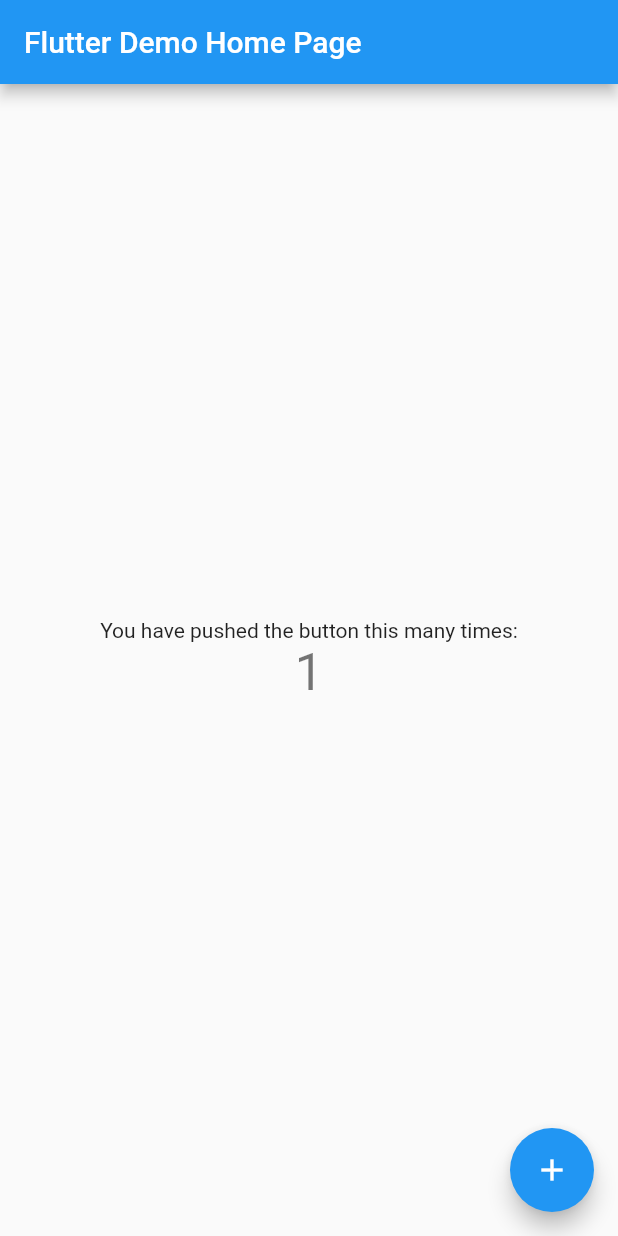
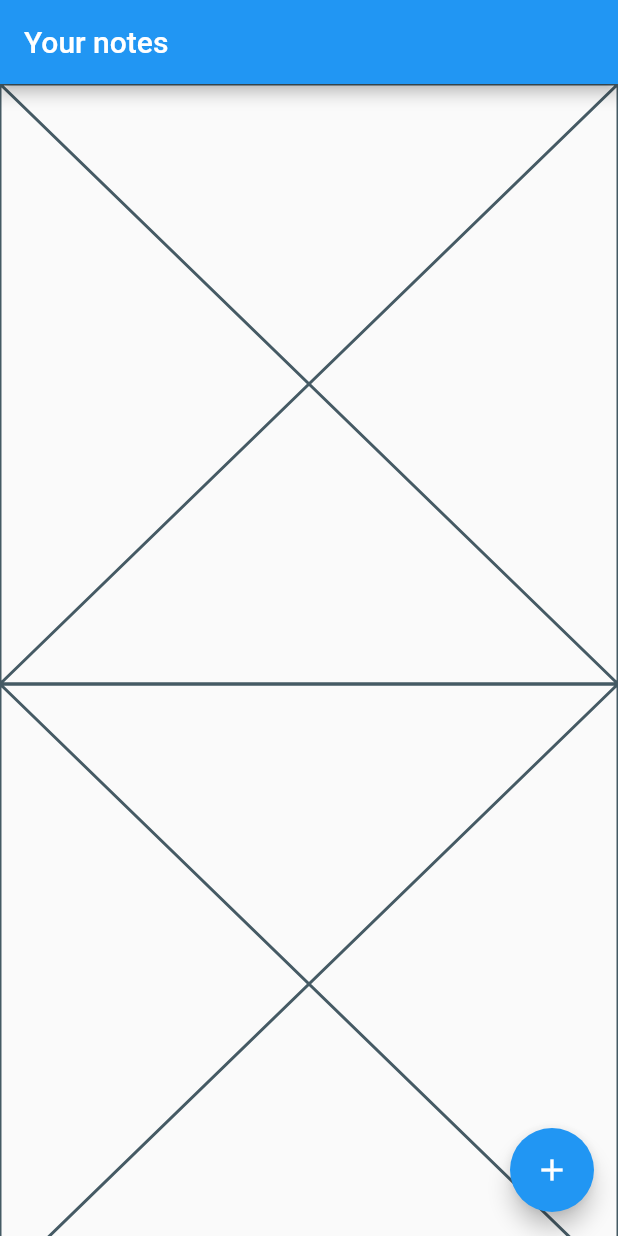
Before and after one commit to Yom3n/note_app, a Flutter app: the screen it shows after launch, after a tap on the "add" icon, on a phone screen of 412 x 824 dp. Run offline on Flutter 3.47's test engine with Material 2 defaults, Android fonts, the phone set to English and light mode, and no system bars; our stand-ins replace sqflite; accounts and stored records are empty.

Commit message:
added base notes page scaffold

```diff
--- /dev/null
+++ b/lib/features/notes/notes_page/notes_page.dart
@@ -0,0 +1,59 @@
+import 'package:flutter/material.dart';
+
+import '../../../models/note.dart';
+
+class NotesPage extends StatelessWidget {
+  const NotesPage({Key? key}) : super(key: key);
+
+  @override
+  Widget build(BuildContext context) {
+    final notes = [
+      Note(
+        id: 1,
+        createdAt: DateTime.now(),
+        noteName: 'Note 1',
+        state: NoteState.live,
+      ),
+      Note(
+        id: 2,
+        createdAt: DateTime.now(),
+        noteName: 'Note 2',
+        state: NoteState.draft,
+      ),
+      Note(
+        id: 2,
+        createdAt: DateTime.now(),
+        noteName: 'Note 3',
+        state: NoteState.archived,
+      ),
+    ];
+    return Scaffold(
+      appBar: AppBar(
+        title: Text('Your notes'),
+      ),
+      body: ListView.builder(
+          itemCount: notes.length,
+          itemBuilder: (context, index) {
+            final note = notes[index];
+            return NoteListItem(note: note);
+          }),
+      floatingActionButton: FloatingActionButton(
+        onPressed: () {
+          throw UnimplementedError();
+        },
+        child: Icon(Icons.add),
+      ),
+    );
+  }
+}
+
+class NoteListItem extends StatelessWidget {
+  final Note note;
+
+  const NoteListItem({Key? key, required this.note}) : super(key: key);
+
+  @override
+  Widget build(BuildContext context) {
+    return const Placeholder();
+  }
+}
--- a/lib/main.dart
+++ b/lib/main.dart
@@ -1,4 +1,6 @@
 import 'package:flutter/material.dart';
+
+import 'features/notes/notes_page/notes_page.dart';
 
 void main() {
   runApp(const MyApp());
@@ -7,109 +9,14 @@ void main() {
 class MyApp extends StatelessWidget {
   const MyApp({super.key});
 
-  // This widget is the root of your application.
   @override
   Widget build(BuildContext context) {
     return MaterialApp(
       title: 'Flutter Demo',
       theme: ThemeData(
-        // This is the theme of your application.
-        //
-        // Try running your application with "flutter run". You'll see the
-        // application has a blue toolbar. Then, without quitting the app, try
-        // changing the primarySwatch below to Colors.green and then invoke
-        // "hot reload" (press "r" in the console where you ran "flutter run",
-        // or simply save your changes to "hot reload" in a Flutter IDE).
-        // Notice that the counter didn't reset back to zero; the application
-        // is not restarted.
         primarySwatch: Colors.blue,
       ),
-      home: const MyHomePage(title: 'Flutter Demo Home Page'),
+      home: NotesPage(),
     );
   }
 }
-
-class MyHomePage extends StatefulWidget {
-  const MyHomePage({super.key, required this.title});
-
-  // This widget is the home page of your application. It is stateful, meaning
-  // that it has a State object (defined below) that contains fields that affect
-  // how it looks.
-
-  // This class is the configuration for the state. It holds the values (in this
-  // case the title) provided by the parent (in this case the App widget) and
-  // used by the build method of the State. Fields in a Widget subclass are
-  // always marked "final".
-
-  final String title;
-
-  @override
-  State<MyHomePage> createState() => _MyHomePageState();
-}
-
-class _MyHomePageState extends State<MyHomePage> {
-  int _counter = 0;
-
-  void _incrementCounter() {
-    setState(() {
-      // This call to setState tells the Flutter framework that something has
-      // changed in this State, which causes it to rerun the build method below
-      // so that the display can reflect the updated values. If we changed
-      // _counter without calling setState(), then the build method would not be
-      // called again, and so nothing would appear to happen.
-      _counter++;
-    });
-  }
-
-  @override
-  Widget build(BuildContext context) {
-    // This method is rerun every time setState is called, for instance as done
-    // by the _incrementCounter method above.
-    //
-    // The Flutter framework has been optimized to make rerunning build methods
-    // fast, so that you can just rebuild anything that needs updating rather
-    // than having to individually change instances of widgets.
-    return Scaffold(
-      appBar: AppBar(
-        // Here we take the value from the MyHomePage object that was created by
-        // the App.build method, and use it to set our appbar title.
-        title: Text(widget.title),
-      ),
-      body: Center(
-        // Center is a layout widget. It takes a single child and positions it
-        // in the middle of the parent.
-        child: Column(
-          // Column is also a layout widget. It takes a list of children and
-          // arranges them vertically. By default, it sizes itself to fit its
-          // children horizontally, and tries to be as tall as its parent.
-          //
-          // Invoke "debug painting" (press "p" in the console, choose the
-          // "Toggle Debug Paint" action from the Flutter Inspector in Android
-          // Studio, or the "Toggle Debug Paint" command in Visual Studio Code)
-          // to see the wireframe for each widget.
-          //
-          // Column has various properties to control how it sizes itself and
-          // how it positions its children. Here we use mainAxisAlignment to
-          // center the children vertically; the main axis here is the vertical
-          // axis because Columns are vertical (the cross axis would be
-          // horizontal).
-          mainAxisAlignment: MainAxisAlignment.center,
-          children: <Widget>[
-            const Text(
-              'You have pushed the button this many times:',
-            ),
-            Text(
-              '$_counter',
-              style: Theme.of(context).textTheme.headline4,
-            ),
-          ],
-        ),
-      ),
-      floatingActionButton: FloatingActionButton(
-        onPressed: _incrementCounter,
-        tooltip: 'Increment',
-        child: const Icon(Icons.add),
-      ), // This trailing comma makes auto-formatting nicer for build methods.
-    );
-  }
-}
--- /dev/null
+++ b/lib/models/note.dart
@@ -0,0 +1,24 @@
+enum NoteState {
+  //Notein  the process of creation
+  draft,
+
+  // Approved note
+  live,
+  archived,
+}
+
+class Note {
+  final int id;
+  final String noteName;
+  final DateTime createdAt;
+  final String noteBody;
+  final NoteState state;
+
+  Note({
+    required this.id,
+    required this.noteName,
+    required this.createdAt,
+    required this.state,
+    this.noteBody = '',
+  });
+}
--- a/pubspec.yaml
+++ b/pubspec.yaml
@@ -12,11 +12,15 @@ dependencies:
   flutter:
     sdk: flutter
   cupertino_icons: ^1.0.2
+  notes_database:
+    path: notes_database
+
 
 dev_dependencies:
   flutter_test:
     sdk: flutter
   flutter_lints: ^2.0.0
+
 
 flutter:
   uses-material-design: true
```
Also changed, not shown: pubspec.lock.
